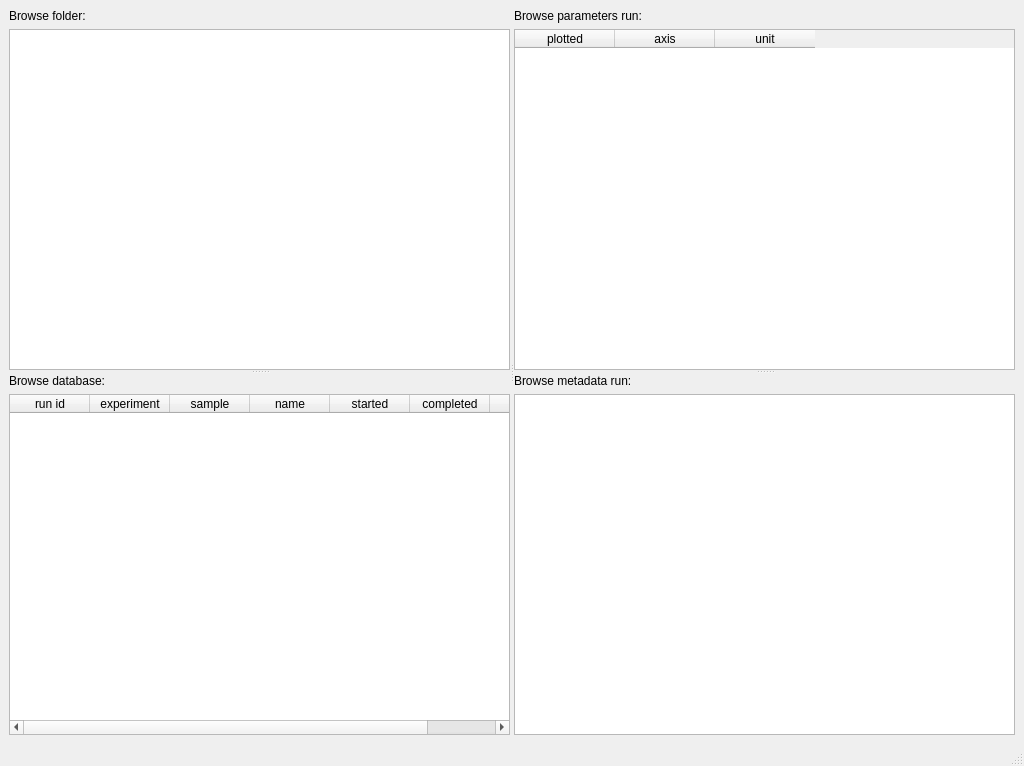
First picture: the form in ui/main.ui, repository pyplotter/pyplotter, before the edit.
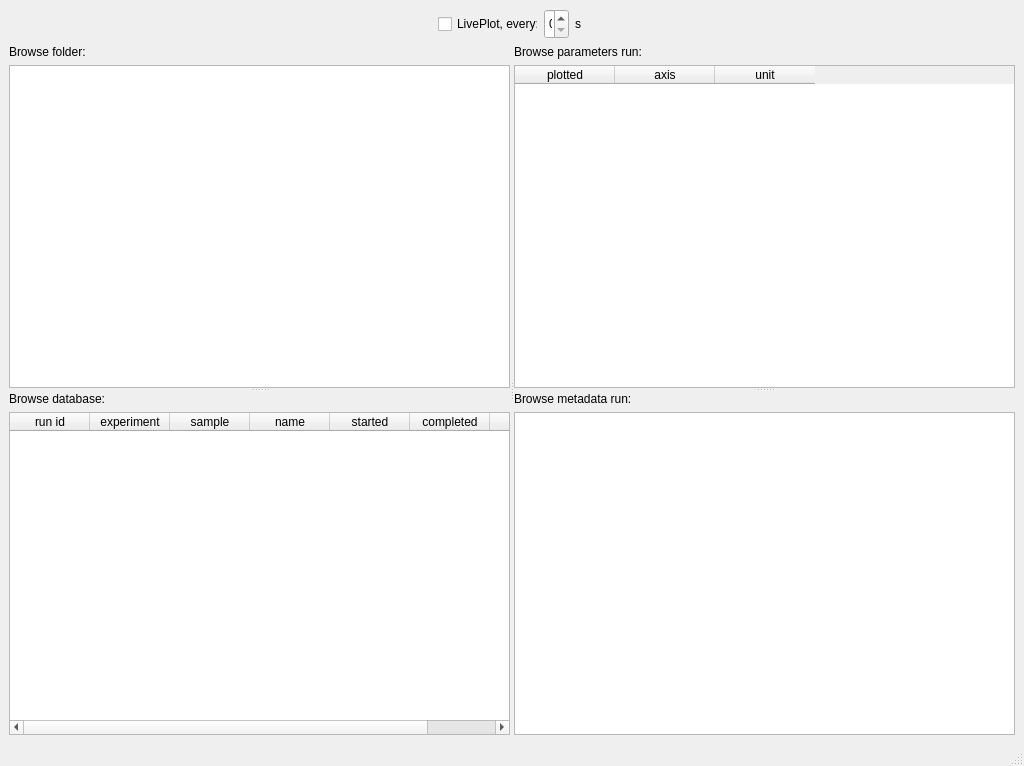
Second picture: the form after the edit.

```diff
--- a/ui/main.ui
+++ b/ui/main.ui
@@ -18,7 +18,54 @@
     <item>
      <layout class="QVBoxLayout" name="verticalLayout_3">
       <item>
-       <layout class="QHBoxLayout" name="labelPath"/>
+       <layout class="QHBoxLayout" name="TopHorizontalLayout">
+        <item>
+         <layout class="QHBoxLayout" name="labelPath"/>
+        </item>
+        <item>
+         <layout class="QHBoxLayout" name="LivePlot">
+          <property name="spacing">
+           <number>6</number>
+          </property>
+          <item>
+           <widget class="QCheckBox" name="checkBoxLivePlot">
+            <property name="maximumSize">
+             <size>
+              <width>100</width>
+              <height>30</height>
+             </size>
+            </property>
+            <property name="text">
+             <string>LivePlot, every:</string>
+            </property>
+           </widget>
+          </item>
+          <item>
+           <widget class="QSpinBox" name="spinBoxLivePlot">
+            <property name="maximumSize">
+             <size>
+              <width>25</width>
+              <height>30</height>
+             </size>
+            </property>
+           </widget>
+          </item>
+          <item>
+           <widget class="QLabel" name="label">
+            <property name="maximumSize">
+             <size>
+              <width>10</width>
+              <height>30</height>
+             </size>
+            </property>
+            <property name="text">
+             <string>s</string>
+            </property>
+           </widget>
+          </item>
+         </layout>
+        </item>
+       </layout>
       </item>
       <item>
        <widget class="QSplitter" name="splitter">
```
